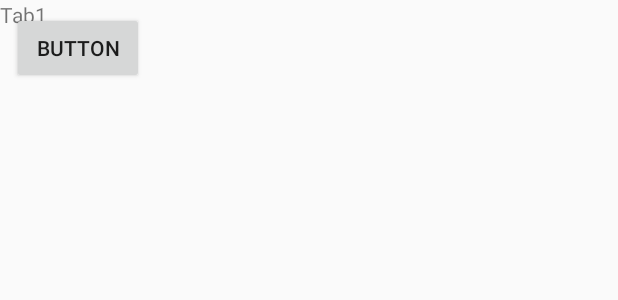
After one commit to nicholaslim95/Donary, an Android app: the layout fragment_tab4_fragment.xml on its own in the app's theme, with its tools: preview values and no code run, on a phone screen of 412 x 824 dp. The commit adds this screen. Shown: the top 300 px of the screen. Run offline under Robolectric (Android 15) with nearby library versions, the phone set to English and light mode, and no system bars.

Commit message:
add on fragment page

```diff
--- a/app/src/main/java/com/example/donary/Homepage.java
+++ b/app/src/main/java/com/example/donary/Homepage.java
@@ -84,6 +84,8 @@ public class Homepage extends AppCompatActivity {
         adapter.addFragment(new tab1_fragment(), "Tab1Fragment");
         adapter.addFragment(new tab2_fragment(), "Tab2Fragment");
         adapter.addFragment(new Tab3_fragment(), "Tab3Fragment");
+        adapter.addFragment(new tab4_fragment(), "Tab4Fragment");
+        adapter.addFragment(new tab5_fragment(), "Tab5Fragment");
         viewPager.setAdapter(adapter);
     }
 
--- /dev/null
+++ b/app/src/main/res/layout/fragment_tab4_fragment.xml
@@ -0,0 +1,28 @@
+<?xml version="1.0" encoding="utf-8"?>
+<FrameLayout xmlns:android="http://schemas.android.com/apk/res/android"
+    xmlns:app="http://schemas.android.com/apk/res-auto"
+    xmlns:tools="http://schemas.android.com/tools"
+    android:layout_width="match_parent"
+    android:layout_height="match_parent"
+    tools:context=".tab4_fragment">
+
+    <!-- TODO: Update blank fragment layout -->
+    <TextView
+        android:layout_width="match_parent"
+        android:layout_height="match_parent"
+        android:text="Tab1" />
+
+
+
+    <Button
+        android:id="@+id/btnCreateEvent"
+        android:layout_width="wrap_content"
+        android:layout_height="wrap_content"
+        android:layout_marginStart="8dp"
+        android:layout_marginTop="8dp"
+        android:layout_marginEnd="8dp"
+        android:text="Button"
+        app:layout_constraintEnd_toEndOf="parent"
+        app:layout_constraintStart_toStartOf="parent" />
+
+</FrameLayout>
```
Also changed, not shown: app/src/main/java/com/example/donary/tab4_fragment.java (added, +37 -0 lines), app/src/main/java/com/example/donary/tab5_fragment.java (added, +37 -0 lines), app/src/main/res/layout/fragment_tab5_fragment.xml (added, +28 -0 lines).
